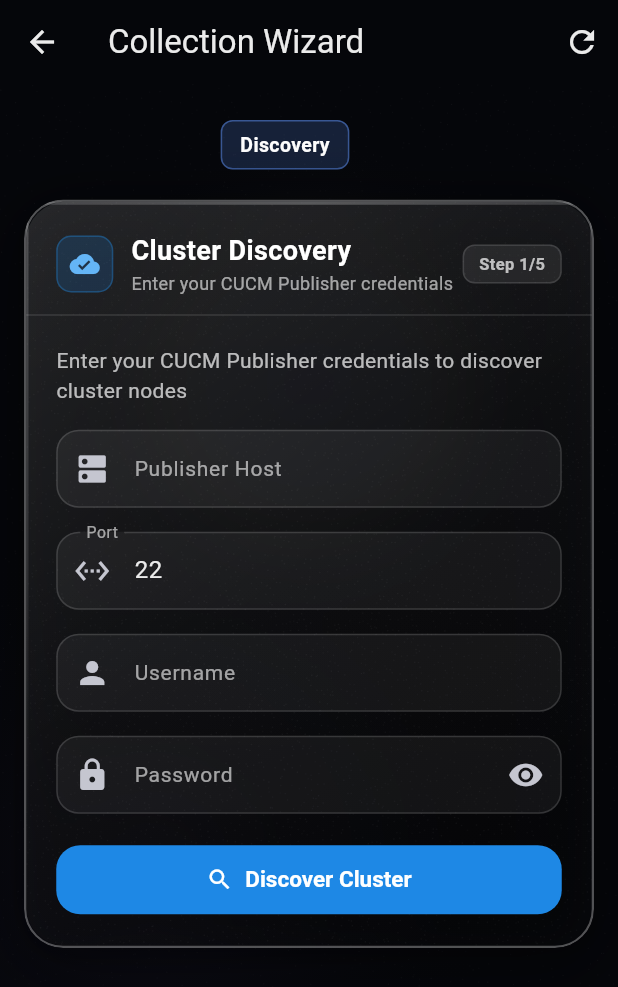
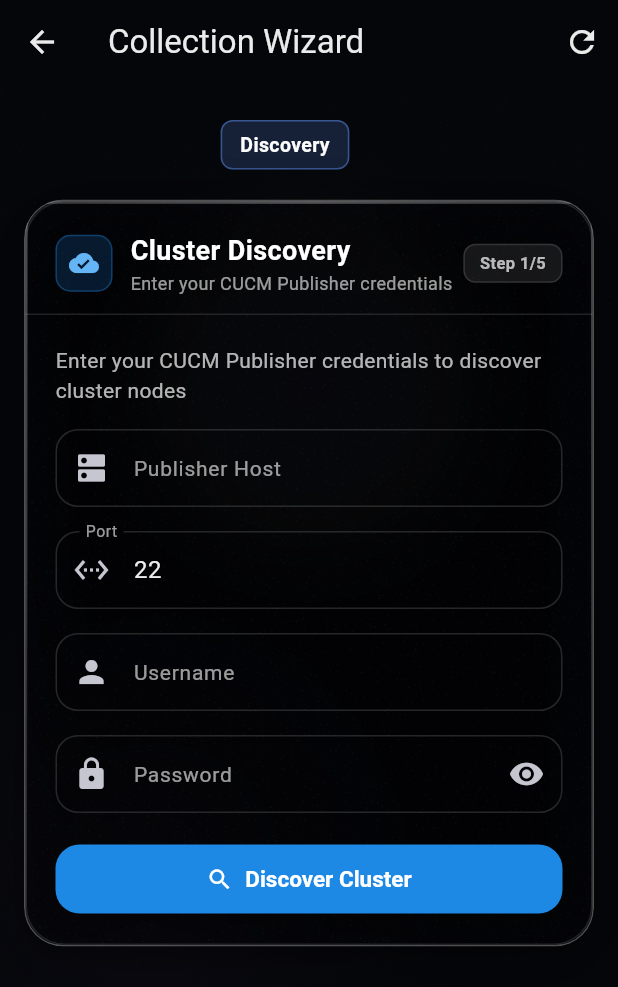
Before and after one commit to ozzuworld/cisco-frontend, a Flutter app: the CollectionWizardScreen screen opened directly, on a phone screen of 412 x 824 dp. Shown: the top 987 px of the screen. Run offline on Flutter 3.47's test engine with Material 3 defaults, Android fonts, the phone set to English and light mode, and no system bars; our stand-ins replace dio, flutter_secure_storage; accounts and stored records are empty.

Commit message:
feat: FE-UI-053 to FE-UI-057 - HARD ZERO fill edge-only glass
FE-UI-053: HARD ZERO fill (rgba(255,255,255,0.0))
- Removed ALL fill gradient (was 2-1% opacity)
- Container background: Colors.transparent (HARD ZERO)
- No gradients, no tint, completely transparent center
- Grey slab eliminated permanently

FE-UI-054: Edge-only glass with reduced blur
- Blur sigma: 5.0 (was 10.0) - 50% reduction
- 1px outer border: white @ 30% opacity (25-35% range)
- 1px inner border: white @ 12% opacity (10-15% range)
- Top highlight band: 15-25% subtle sheen
- Removed diagonal specular (was fill effect)
- Glass visible ONLY via edges, center stays transparent

FE-UI-055: Kill layer stacking (MANDATORY)
- Input fillColor: Colors.transparent (was 5% white)
- Only ONE translucent layer: the card blur itself
- Inputs are border-only (no background fill)
- No compounded translucency creating grey

FE-UI-056: Background refraction anchors verified
- 3 aurora blooms: blue 7%, white 4%, purple 5%
- Background noise: 4% opacity grain layer
- Provides visible texture for blur to refract
- Moving card shows different background distortion

FE-UI-057: iOS-style liquid glass reference
- Edge-defined glass: outer + inner borders
- Transparent center: hard zero fill
- Reflection > blur > fill (no fill!)
- Prefer 'too empty' over 'too grey'

Visual Result:
- Card appears as transparent window with bright edges
- Center is COMPLETELY EMPTY/TRANSPARENT
- Background blooms/noise clearly visible through blur
- No grey rectangles from any layer
- Edge-only definition matches iOS liquid glass

```diff
--- a/lib/main.dart
+++ b/lib/main.dart
@@ -49,12 +49,11 @@ class CiscoApp extends StatelessWidget {
       cardColor: Colors.transparent, // Force cards to use explicit colors only
       dialogBackgroundColor: isDark ? DesignTokens.backgroundBase : Colors.white,
 
-      // FE-UI-049: Glass-styled input decoration
+      // FE-UI-055: Input decoration with TRANSPARENT background
+      // Only ONE translucent layer allowed (the card itself)
       inputDecorationTheme: InputDecorationTheme(
         filled: true,
-        fillColor: isDark
-            ? Colors.white.withOpacity(DesignTokens.inputBackgroundOpacity)
-            : Colors.grey.withOpacity(0.1),
+        fillColor: Colors.transparent, // FE-UI-055: No background, border-only
         border: OutlineInputBorder(
           borderRadius: DesignTokens.inputBorderRadius,
           borderSide: BorderSide(
--- a/lib/src/ui/glass_card.dart
+++ b/lib/src/ui/glass_card.dart
@@ -51,7 +51,7 @@ class GlassCard extends StatelessWidget {
     super.key,
     this.header,
     required this.body,
-    this.blurStrength = 10.0,
+    this.blurStrength = 5.0, // FE-UI-054: Reduced by 50% (was 10.0)
     this.backgroundOpacity = 0.15,
     this.borderOpacity = 0.2,
     this.padding,
@@ -103,25 +103,30 @@ class GlassCard extends StatelessWidget {
           child: Container(
             decoration: BoxDecoration(
               borderRadius: effectiveBorderRadius,
-              // FE-UI-053: Thin bright border (20-35% range)
+              // FE-UI-054: 1px outer border (25-35% range) - edge-only glass
               border: Border.all(
                 color: Colors.white.withOpacity(0.30),
-                width: 1.5,
+                width: 1.0,
               ),
-              // FE-UI-053: Near-zero fill (0-2%) - true transparent glass
-              // Readability comes from edges, NOT fill
-              gradient: LinearGradient(
-                begin: Alignment.topCenter,
-                end: Alignment.bottomCenter,
-                colors: [
-                  Colors.white.withOpacity(0.02),
-                  Colors.white.withOpacity(0.01),
-                ],
-              ),
+              // FE-UI-053: HARD ZERO fill - rgba(255,255,255,0.0)
+              // Glass defined ONLY by edges, NOT fill
+              color: Colors.transparent,
             ),
             child: Stack(
               children: [
-                // FE-UI-053: Top-left inner highlight sheen (15-25% range)
+                // FE-UI-054: 1px inner border (10-15% range) - edge-only lighting
+                Positioned.fill(
+                  child: Container(
+                    decoration: BoxDecoration(
+                      borderRadius: effectiveBorderRadius,
+                      border: Border.all(
+                        color: Colors.white.withOpacity(0.12),
+                        width: 1.0,
+                      ),
+                    ),
+                  ),
+                ),
+                // FE-UI-054: Top highlight band (very subtle)
                 Positioned(
                   top: 0,
                   left: 0,
@@ -185,27 +190,7 @@ class GlassCard extends StatelessWidget {
                     ),
                   ),
                 ),
-                // FE-UI-053: Optional specular streak (diagonal) - very subtle
-                Positioned.fill(
-                  child: ClipRRect(
-                    borderRadius: effectiveBorderRadius,
-                    child: Container(
-                      decoration: BoxDecoration(
-                        gradient: LinearGradient(
-                          begin: Alignment.topLeft,
-                          end: Alignment.bottomRight,
-                          colors: [
-                            Colors.white.withOpacity(0.12),
-                            Colors.white.withOpacity(0.03),
-                            Colors.transparent,
-                          ],
-                          stops: const [0.0, 0.5, 1.0],
-                        ),
-                      ),
-                    ),
-                  ),
-                ),
-                // FE-UI-048: Subtle noise/grain overlay
+                // FE-UI-048: Subtle noise/grain overlay (for refraction detail)
                 Positioned.fill(
                   child: ClipRRect(
                     borderRadius: effectiveBorderRadius,
```
